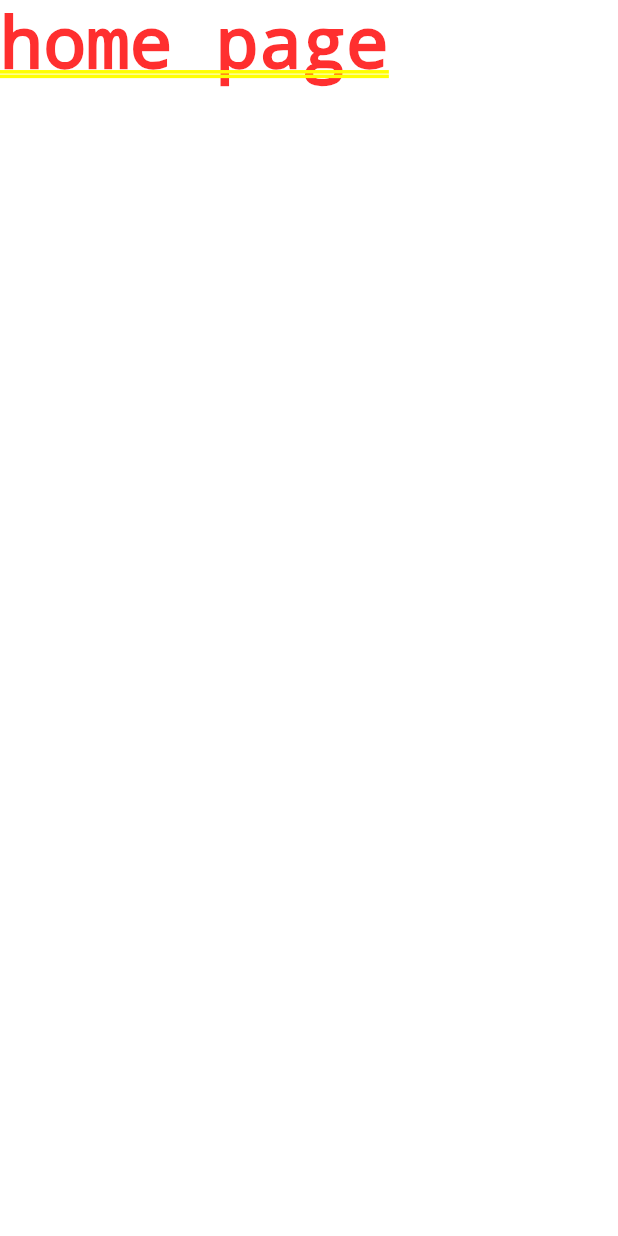
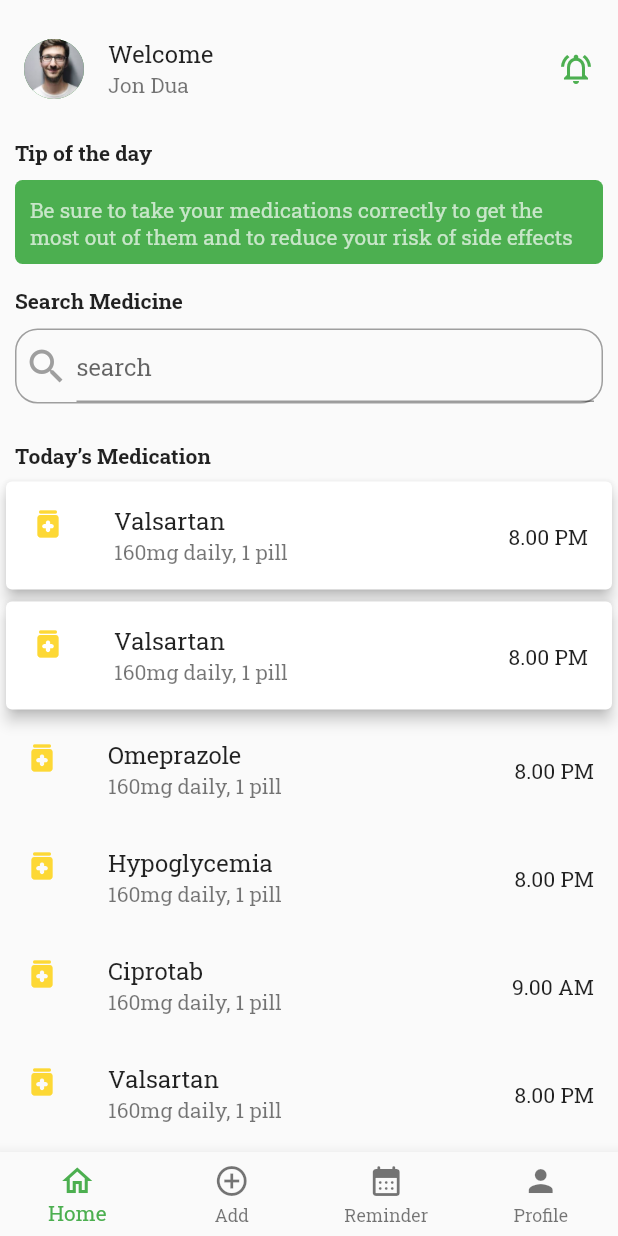
Before and after one commit to FadwaFouad/PharmaTracka, a Flutter app: the screen it shows after launch, after a tap on "Sign in", on a phone screen of 412 x 824 dp. Run offline on Flutter 3.47's test engine with Material 2 defaults, Android fonts, the phone set to English and light mode, and no system bars; our stand-ins replace font_awesome_flutter.

Commit message:
implement home page design

```diff
--- a/lib/main.dart
+++ b/lib/main.dart
@@ -15,6 +15,7 @@ class MyApp extends StatelessWidget {
       debugShowCheckedModeBanner: false,
       title: 'PharmaTracka',
       theme: ThemeData(
+        fontFamily: 'RobotoSlab',
         primarySwatch: Colors.green,
       ),
       home: LoginPage(),
--- a/lib/screens/home/bottom_nav.dart
+++ b/lib/screens/home/bottom_nav.dart
@@ -0,0 +1,51 @@
+import 'package:flutter/material.dart';
+import 'package:font_awesome_flutter/font_awesome_flutter.dart';
+
+import 'home_screen.dart';
+
+class BottomNav extends StatefulWidget {
+  const BottomNav({super.key});
+
+  @override
+  State<BottomNav> createState() => _BottomNavState();
+}
+
+class _BottomNavState extends State<BottomNav> {
+  int _currentIndex = 0;
+
+  @override
+  Widget build(BuildContext context) {
+    return Scaffold(
+      body: IndexedStack(
+        index: _currentIndex,
+        children: [
+          HomePage(),
+        ],
+      ),
+      bottomNavigationBar: BottomNavigationBar(
+          type: BottomNavigationBarType.fixed,
+          currentIndex: _currentIndex,
+          onTap: ((index) => setState(() {
+                _currentIndex = index;
+              })),
+          items: [
+            BottomNavigationBarItem(
+              icon: Icon(Icons.home_outlined),
+              label: "Home",
+            ),
+            BottomNavigationBarItem(
+              icon: Icon(Icons.add_circle_outline),
+              label: "Add",
+            ),
+            BottomNavigationBarItem(
+              icon: FaIcon(Icons.calendar_month_rounded),
+              label: "Reminder",
+            ),
+            BottomNavigationBarItem(
+              icon: Icon(Icons.person),
+              label: "Profile",
+            ),
+          ]),
+    );
+  }
+}
--- /dev/null
+++ b/lib/screens/home/components/search.dart
@@ -0,0 +1,46 @@
+import 'package:flutter/material.dart';
+import 'package:pharm_traka/screens/home/components/text_title.dart';
+
+class SearchBar extends StatelessWidget {
+  const SearchBar({super.key});
+
+  @override
+  Widget build(BuildContext context) {
+    return Column(
+      crossAxisAlignment: CrossAxisAlignment.start,
+      children: [
+        TextTitle(title: "Search Medicine"),
+        Container(
+          margin: EdgeInsets.all(10),
+          decoration: BoxDecoration(
+              borderRadius: BorderRadius.circular(15),
+              border: Border.all(
+                color: Colors.grey,
+              )),
+          child: Row(
+            crossAxisAlignment: CrossAxisAlignment.center,
+            mainAxisSize: MainAxisSize.max,
+            children: [
+              SizedBox(width: 5),
+              const Icon(
+                Icons.search_sharp,
+                color: Colors.grey,
+                size: 30,
+              ),
+              const Expanded(
+                child: Padding(
+                  padding: EdgeInsets.symmetric(horizontal: 5, vertical: 0),
+                  child: TextField(
+                    decoration: InputDecoration(
+                      hintText: "search",
+                    ),
+                  ),
+                ),
+              ),
+            ],
+          ),
+        )
+      ],
+    );
+  }
+}
--- /dev/null
+++ b/lib/screens/home/components/text_title.dart
@@ -0,0 +1,18 @@
+import 'package:flutter/material.dart';
+
+class TextTitle extends StatelessWidget {
+  final String title;
+
+  const TextTitle({super.key, required this.title});
+
+  @override
+  Widget build(BuildContext context) {
+    return Padding(
+      padding: const EdgeInsets.symmetric(horizontal: 10, vertical: 0),
+      child: Text(
+        title,
+        style: TextStyle(fontWeight: FontWeight.bold),
+      ),
+    );
+  }
+}
--- /dev/null
+++ b/lib/screens/home/components/tips.dart
@@ -0,0 +1,31 @@
+import 'package:flutter/cupertino.dart';
+import 'package:flutter/material.dart';
+import 'package:flutter/src/widgets/container.dart';
+import 'package:flutter/src/widgets/framework.dart';
+import 'package:pharm_traka/screens/home/components/text_title.dart';
+
+class DayTips extends StatelessWidget {
+  const DayTips({super.key});
+
+  @override
+  Widget build(BuildContext context) {
+    return Column(
+      crossAxisAlignment: CrossAxisAlignment.start,
+      children: [
+        TextTitle(title: 'Tip of the day'),
+        Container(
+          decoration: BoxDecoration(
+            borderRadius: BorderRadius.circular(5),
+            color: Colors.green,
+          ),
+          margin: EdgeInsets.all(10),
+          padding: EdgeInsets.all(10),
+          child: Text(
+            'Be sure to take your medications correctly to get the most out of them and to reduce your risk of side effects',
+            style: TextStyle(color: Colors.green.shade100),
+          ),
+        ),
+      ],
+    );
+  }
+}
--- /dev/null
+++ b/lib/screens/home/components/user_avatar.dart
@@ -0,0 +1,22 @@
+import 'package:flutter/material.dart';
+import 'package:flutter/src/widgets/container.dart';
+import 'package:flutter/src/widgets/framework.dart';
+import 'package:font_awesome_flutter/font_awesome_flutter.dart';
+
+class User extends StatelessWidget {
+  const User({super.key});
+
+  @override
+  Widget build(BuildContext context) {
+    return ListTile(
+      leading: CircleAvatar(
+          backgroundImage: AssetImage('assets/images/profile.jpg')),
+      title: Text('Welcome'),
+      subtitle: Text('Jon Dua'),
+      trailing: FaIcon(
+        Icons.notifications_active_outlined,
+        color: Colors.green,
+      ),
+    );
+  }
+}
--- a/lib/screens/home/home_screen.dart
+++ b/lib/screens/home/home_screen.dart
@@ -1,12 +1,139 @@
 import 'package:flutter/material.dart';
+import 'package:pharm_traka/screens/home/components/search.dart';
+import 'package:pharm_traka/screens/home/components/text_title.dart';
+import 'package:pharm_traka/screens/home/components/tips.dart';
+import 'package:pharm_traka/screens/home/components/user_avatar.dart';
 
 class HomePage extends StatelessWidget {
   const HomePage({super.key});
 
   @override
   Widget build(BuildContext context) {
-    return Container(
-      child: Text("home page"),
+    return SafeArea(
+      child: Scaffold(
+        body: Column(
+          crossAxisAlignment: CrossAxisAlignment.start,
+          children: [
+            SizedBox(height: 10),
+            User(),
+            SizedBox(height: 10),
+            DayTips(),
+            SizedBox(height: 5),
+            SearchBar(),
+            SizedBox(height: 15),
+            TextTitle(title: 'Today’s Medication'),
+            SizedBox(height: 5),
+            Expanded(
+              child: ListView(
+                children: [
+                  Card(
+                    elevation: 4,
+                    child: ListTile(
+                      leading: Icon(
+                        Icons.medication_rounded,
+                        color: Colors.yellow.shade600,
+                      ),
+                      title: Text('Valsartan'),
+                      subtitle: Text('160mg daily, 1 pill'),
+                      trailing: Text(
+                        '8.00 PM',
+                        style: TextStyle(fontWeight: FontWeight.w300),
+                      ),
+                    ),
+                  ),
+                  Card(
+                    elevation: 4,
+                    child: ListTile(
+                      leading: Icon(
+                        Icons.medication_rounded,
+                        color: Colors.yellow.shade600,
+                      ),
+                      title: Text('Valsartan'),
+                      subtitle: Text('160mg daily, 1 pill'),
+                      trailing: Text(
+                        '8.00 PM',
+                        style: TextStyle(fontWeight: FontWeight.w300),
+                      ),
+                    ),
+                  ),
+                  ListTile(
+                    leading: Icon(
+                      Icons.medication_rounded,
+                      color: Colors.yellow.shade600,
+                    ),
+                    title: Text('Omeprazole'),
+                    subtitle: Text('160mg daily, 1 pill'),
+                    trailing: Text(
+                      '8.00 PM',
+                      style: TextStyle(fontWeight: FontWeight.w300),
+                    ),
+                  ),
+                  ListTile(
+                    leading: Icon(
+                      Icons.medication_rounded,
+                      color: Colors.yellow.shade600,
+                    ),
+                    title: Text('Hypoglycemia'),
+                    subtitle: Text('160mg daily, 1 pill'),
+                    trailing: Text(
+                      '8.00 PM',
+                      style: TextStyle(fontWeight: FontWeight.w300),
+                    ),
+                  ),
+                  ListTile(
+                    leading: Icon(
+                      Icons.medication_rounded,
+                      color: Colors.yellow.shade600,
+                    ),
+                    title: Text('Ciprotab'),
+                    subtitle: Text('160mg daily, 1 pill'),
+                    trailing: Text(
+                      '9.00 AM',
+                      style: TextStyle(fontWeight: FontWeight.w300),
+                    ),
+                  ),
+                  ListTile(
+                    leading: Icon(
+                      Icons.medication_rounded,
+                      color: Colors.yellow.shade600,
+                    ),
+                    title: Text('Valsartan'),
+                    subtitle: Text('160mg daily, 1 pill'),
+                    trailing: Text(
+                      '8.00 PM',
+                      style: TextStyle(fontWeight: FontWeight.w300),
+                    ),
+                  ),
+                  ListTile(
+                    leading: Icon(
+                      Icons.medication_rounded,
+                      color: Colors.yellow.shade600,
+                    ),
+                    title: Text('Valsartan'),
+                    subtitle: Text('160mg daily, 1 pill'),
+                    trailing: Text(
+                      '8.00 PM',
+                      style: TextStyle(fontWeight: FontWeight.w300),
+                    ),
+                  ),
+                  ListTile(
+                    leading: Icon(
+                      Icons.medication_rounded,
+                      color: Colors.yellow.shade600,
+                    ),
+                    title: Text('Valsartan'),
+                    subtitle: Text('160mg daily, 1 pill'),
+                    trailing: Text(
+                      '8.00 PM',
+                      style: TextStyle(fontWeight: FontWeight.w300),
+                    ),
+                  ),
+                ],
+              ),
+            ),
+          ],
+        ),
+      ),
     );
   }
 }
--- a/lib/screens/login/login_screen.dart
+++ b/lib/screens/login/login_screen.dart
@@ -1,5 +1,5 @@
 import 'package:flutter/material.dart';
-import 'package:pharm_traka/screens/home/home_screen.dart';
+import 'package:pharm_traka/screens/home/bottom_nav.dart';
 import 'package:pharm_traka/screens/login/components/helper.dart';
 import 'package:pharm_traka/screens/login/signup_screen.dart';
 
@@ -58,7 +58,7 @@ class LoginPage extends StatelessWidget {
                     Navigator.pushReplacement(
                         context,
                         MaterialPageRoute(
-                            builder: (context) => const HomePage()));
+                            builder: (context) => const BottomNav()));
                   },
                   color: Colors.green.shade500,
                   elevation: 0,
--- a/pubspec.yaml
+++ b/pubspec.yaml
@@ -37,6 +37,7 @@ dependencies:
   # Use with the CupertinoIcons class for iOS style icons.
   cupertino_icons: ^1.0.2
   flutter_native_splash: ^2.2.15
+  font_awesome_flutter: ^10.4.0
 
 
 dev_dependencies:
```
Also changed, not shown: assets/images/profile.jpg (added), pubspec.lock.
